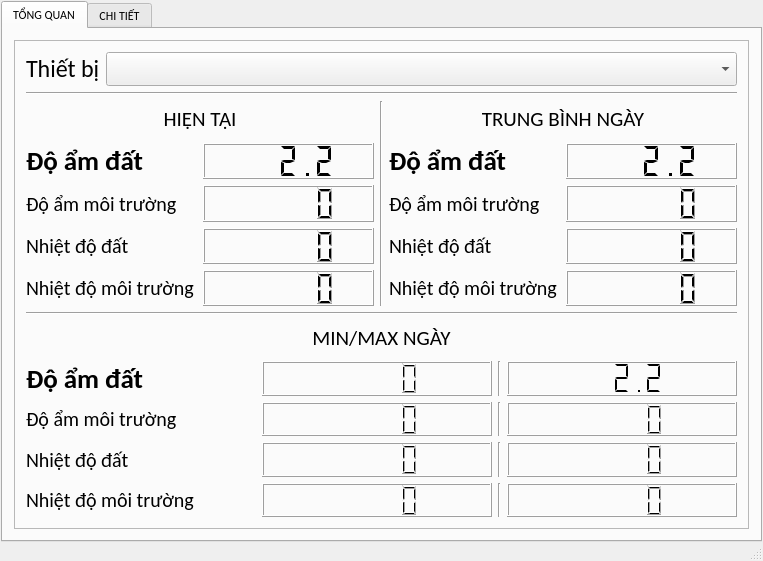
The window that mainwindow.ui (beanredarmy/gateway_graphic) describes before a commit, drawn with Qt 5.
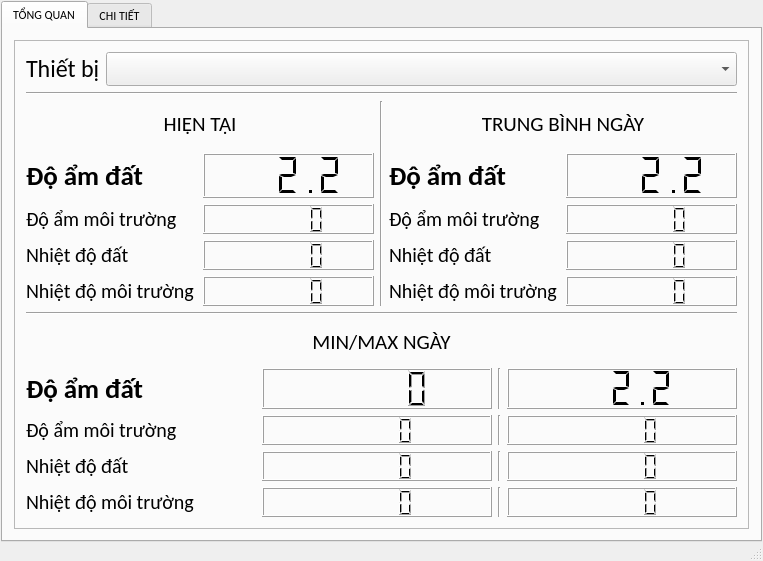
The same window after the commit.

Commit message: fixed max size of LCDnumber

Diff of the .ui file:
```diff
--- a/mainwindow.ui
+++ b/mainwindow.ui
@@ -239,7 +239,14 @@
                     </widget>
                    </item>
                    <item>
-                    <widget class="QLCDNumber" name="lcdN_ov_curHumiEnvi"/>
+                    <widget class="QLCDNumber" name="lcdN_ov_curHumiEnvi">
+                     <property name="maximumSize">
+                      <size>
+                       <width>16777215</width>
+                       <height>30</height>
+                      </size>
+                     </property>
+                    </widget>
                    </item>
                   </layout>
                  </item>
@@ -259,7 +266,14 @@
                     </widget>
                    </item>
                    <item>
-                    <widget class="QLCDNumber" name="lcdN_ov_curTempSoil"/>
+                    <widget class="QLCDNumber" name="lcdN_ov_curTempSoil">
+                     <property name="maximumSize">
+                      <size>
+                       <width>16777215</width>
+                       <height>30</height>
+                      </size>
+                     </property>
+                    </widget>
                    </item>
                   </layout>
                  </item>
@@ -279,7 +293,14 @@
                     </widget>
                    </item>
                    <item>
-                    <widget class="QLCDNumber" name="lcdN_ov_curTempEnvi"/>
+                    <widget class="QLCDNumber" name="lcdN_ov_curTempEnvi">
+                     <property name="maximumSize">
+                      <size>
+                       <width>16777215</width>
+                       <height>30</height>
+                      </size>
+                     </property>
+                    </widget>
                    </item>
                   </layout>
                  </item>
@@ -364,7 +385,14 @@
                     </widget>
                    </item>
                    <item>
-                    <widget class="QLCDNumber" name="lcdN_ov_aveHumiEnvi"/>
+                    <widget class="QLCDNumber" name="lcdN_ov_aveHumiEnvi">
+                     <property name="maximumSize">
+                      <size>
+                       <width>16777215</width>
+                       <height>30</height>
+                      </size>
+                     </property>
+                    </widget>
                    </item>
                   </layout>
                  </item>
@@ -384,7 +412,14 @@
                     </widget>
                    </item>
                    <item>
-                    <widget class="QLCDNumber" name="lcdN_ov_aveTempSoil"/>
+                    <widget class="QLCDNumber" name="lcdN_ov_aveTempSoil">
+                     <property name="maximumSize">
+                      <size>
+                       <width>16777215</width>
+                       <height>30</height>
+                      </size>
+                     </property>
+                    </widget>
                    </item>
                   </layout>
                  </item>
@@ -404,7 +439,14 @@
                     </widget>
                    </item>
                    <item>
-                    <widget class="QLCDNumber" name="lcdN_ov_aveTempEnvi"/>
+                    <widget class="QLCDNumber" name="lcdN_ov_aveTempEnvi">
+                     <property name="maximumSize">
+                      <size>
+                       <width>16777215</width>
+                       <height>30</height>
+                      </size>
+                     </property>
+                    </widget>
                    </item>
                   </layout>
                  </item>
@@ -501,7 +543,14 @@
                   </widget>
                  </item>
                  <item>
-                  <widget class="QLCDNumber" name="lcdN_ov_minHumiEnvi"/>
+                  <widget class="QLCDNumber" name="lcdN_ov_minHumiEnvi">
+                   <property name="maximumSize">
+                    <size>
+                     <width>16777215</width>
+                     <height>30</height>
+                    </size>
+                   </property>
+                  </widget>
                  </item>
                  <item>
                   <widget class="Line" name="line_3">
@@ -511,7 +560,14 @@
                   </widget>
                  </item>
                  <item>
-                  <widget class="QLCDNumber" name="lcdN_ov_maxHumiEnvi"/>
+                  <widget class="QLCDNumber" name="lcdN_ov_maxHumiEnvi">
+                   <property name="maximumSize">
+                    <size>
+                     <width>16777215</width>
+                     <height>30</height>
+                    </size>
+                   </property>
+                  </widget>
                  </item>
                 </layout>
                </item>
@@ -531,7 +587,14 @@
                   </widget>
                  </item>
                  <item>
-                  <widget class="QLCDNumber" name="lcdN_ov_minTempSoil"/>
+                  <widget class="QLCDNumber" name="lcdN_ov_minTempSoil">
+                   <property name="maximumSize">
+                    <size>
+                     <width>16777215</width>
+                     <height>30</height>
+                    </size>
+                   </property>
+                  </widget>
                  </item>
                  <item>
                   <widget class="Line" name="line_7">
@@ -541,7 +604,14 @@
                   </widget>
                  </item>
                  <item>
-                  <widget class="QLCDNumber" name="lcdN_ov_maxTempSoil"/>
+                  <widget class="QLCDNumber" name="lcdN_ov_maxTempSoil">
+                   <property name="maximumSize">
+                    <size>
+                     <width>16777215</width>
+                     <height>30</height>
+                    </size>
+                   </property>
+                  </widget>
                  </item>
                 </layout>
                </item>
@@ -561,7 +631,14 @@
                   </widget>
                  </item>
                  <item>
-                  <widget class="QLCDNumber" name="lcdN_ov_minTempEnvi"/>
+                  <widget class="QLCDNumber" name="lcdN_ov_minTempEnvi">
+                   <property name="maximumSize">
+                    <size>
+                     <width>16777215</width>
+                     <height>30</height>
+                    </size>
+                   </property>
+                  </widget>
                  </item>
                  <item>
                   <widget class="Line" name="line_8">
@@ -571,7 +648,14 @@
                   </widget>
                  </item>
                  <item>
-                  <widget class="QLCDNumber" name="lcdN_ov_maxTempEnvi"/>
+                  <widget class="QLCDNumber" name="lcdN_ov_maxTempEnvi">
+                   <property name="maximumSize">
+                    <size>
+                     <width>16777215</width>
+                     <height>30</height>
+                    </size>
+                   </property>
+                  </widget>
                  </item>
                 </layout>
                </item>
```
The commit also changes 1 other file.
